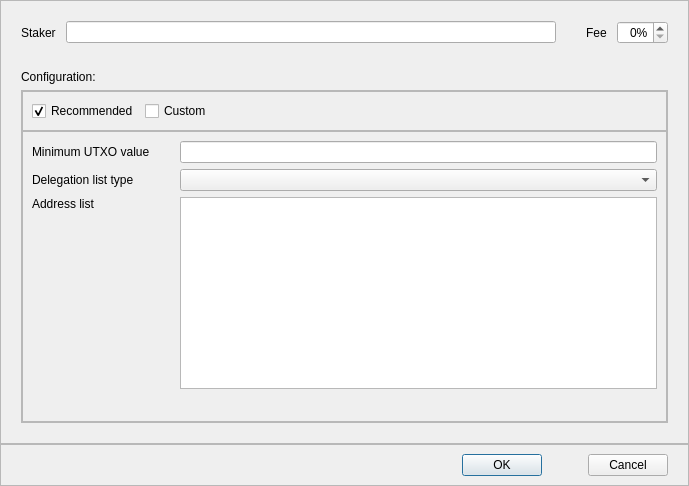
First picture: the form in src/qt/forms/superstakerconfigdialog.ui, repository qtumproject/qtum, before the edit.
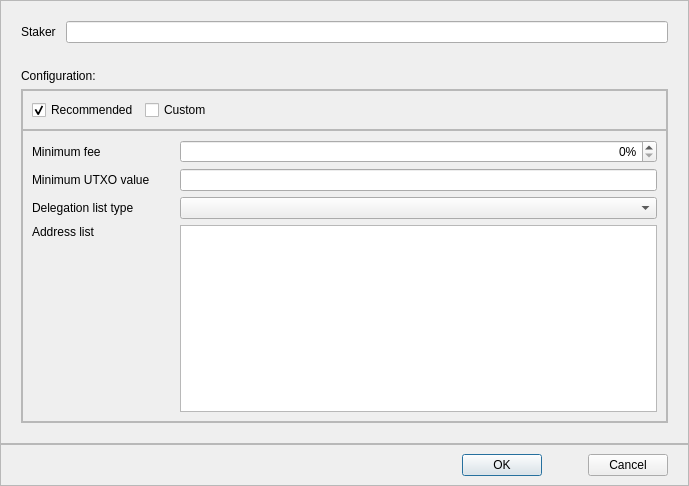
Second picture: the form after the edit. Custom widgets are drawn as their Qt base class.

Commit message: Move super staker min fee to the config

```diff
--- a/src/qt/forms/superstakerconfigdialog.ui
+++ b/src/qt/forms/superstakerconfigdialog.ui
@@ -69,45 +69,6 @@
           </property>
          </widget>
         </item>
-        <item>
-         <spacer name="horizontalSpacer_4">
-          <property name="orientation">
-           <enum>Qt::Horizontal</enum>
-          </property>
-          <property name="sizeType">
-           <enum>QSizePolicy::Fixed</enum>
-          </property>
-          <property name="sizeHint" stdset="0">
-           <size>
-            <width>20</width>
-            <height>20</height>
-           </size>
-          </property>
-         </spacer>
-        </item>
-        <item>
-         <widget class="QLabel" name="labelFee">
-          <property name="text">
-           <string>Fee</string>
-          </property>
-         </widget>
-        </item>
-        <item>
-         <widget class="QSpinBox" name="sbFee">
-          <property name="sizePolicy">
-           <sizepolicy hsizetype="Minimum" vsizetype="Fixed">
-            <horstretch>0</horstretch>
-            <verstretch>0</verstretch>
-           </sizepolicy>
-          </property>
-          <property name="alignment">
-           <set>Qt::AlignRight|Qt::AlignTrailing|Qt::AlignVCenter</set>
-          </property>
-          <property name="suffix">
-           <string>%</string>
-          </property>
-         </widget>
-        </item>
        </layout>
       </item>
       <item>
@@ -223,21 +184,21 @@
             <property name="horizontalSpacing">
              <number>30</number>
             </property>
-            <item row="0" column="0">
+            <item row="1" column="0">
              <widget class="QLabel" name="labelMinUtxo">
               <property name="text">
                <string>Minimum UTXO value</string>
               </property>
              </widget>
             </item>
-            <item row="1" column="0">
+            <item row="2" column="0">
              <widget class="QLabel" name="labelListType">
               <property name="text">
                <string>Delegation list type</string>
               </property>
              </widget>
             </item>
-            <item row="1" column="1">
+            <item row="2" column="1">
              <widget class="QComboBox" name="cbListType">
               <property name="sizePolicy">
                <sizepolicy hsizetype="Expanding" vsizetype="Fixed">
@@ -247,17 +208,17 @@
               </property>
              </widget>
             </item>
-            <item row="2" column="0" alignment="Qt::AlignTop">
+            <item row="3" column="0" alignment="Qt::AlignTop">
              <widget class="QLabel" name="labelAddressList">
               <property name="text">
                <string>Address list</string>
               </property>
              </widget>
             </item>
-            <item row="2" column="1">
+            <item row="3" column="1">
              <widget class="QValidatedTextEdit" name="textAddressList"/>
             </item>
-            <item row="3" column="0">
+            <item row="4" column="0">
              <spacer name="verticalSpacer">
               <property name="orientation">
                <enum>Qt::Vertical</enum>
@@ -270,9 +231,32 @@
               </property>
              </spacer>
             </item>
-            <item row="0" column="1">
+            <item row="1" column="1">
              <widget class="BitcoinAmountField" name="leMinUtxo"/>
             </item>
+            <item row="0" column="0">
+             <widget class="QLabel" name="labelMinFee">
+              <property name="text">
+               <string>Minimum fee</string>
+              </property>
+             </widget>
+            </item>
+            <item row="0" column="1">
+             <widget class="QSpinBox" name="sbMinFee">
+              <property name="sizePolicy">
+               <sizepolicy hsizetype="Minimum" vsizetype="Fixed">
+                <horstretch>0</horstretch>
+                <verstretch>0</verstretch>
+               </sizepolicy>
+              </property>
+              <property name="alignment">
+               <set>Qt::AlignRight|Qt::AlignTrailing|Qt::AlignVCenter</set>
+              </property>
+              <property name="suffix">
+               <string>%</string>
+              </property>
+             </widget>
+            </item>
            </layout>
           </widget>
          </item>
```
The commit also changes 1 other file.
